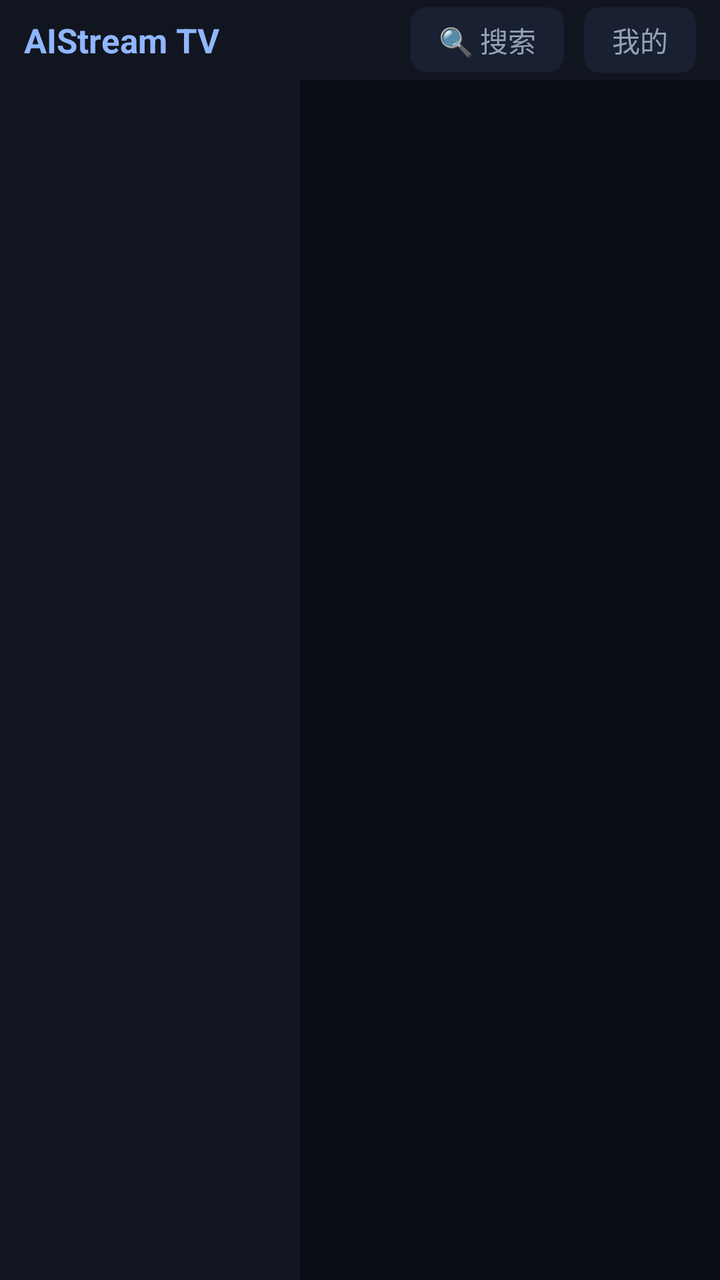
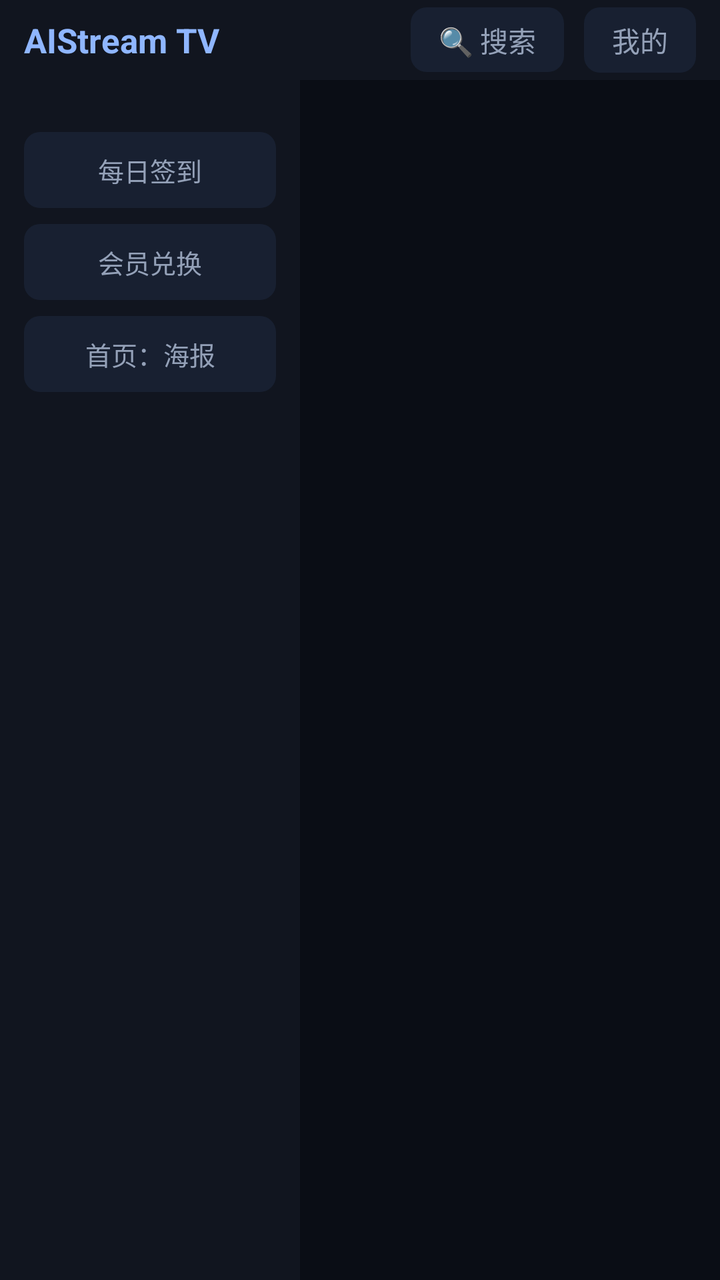

Before-and-after screenshots of an Android layout around one commit, followed by the original layout XML and the change that was made.
<!-- AndroidManifest.xml: application theme Theme.AIStreamTV -->
<!-- res/layout/activity_main.xml -->
<?xml version="1.0" encoding="utf-8"?>
<LinearLayout xmlns:android="http://schemas.android.com/apk/res/android"
    android:layout_width="match_parent"
    android:layout_height="match_parent"
    android:background="@color/bg"
    android:orientation="vertical">

    
    <LinearLayout
        android:id="@+id/header"
        android:layout_width="match_parent"
        android:layout_height="@dimen/header_h"
        android:background="@color/bg_rail"
        android:gravity="center_vertical"
        android:orientation="horizontal"
        android:paddingStart="@dimen/page_pad"
        android:paddingEnd="@dimen/page_pad">

        <TextView
            android:id="@+id/tvBrand"
            android:layout_width="wrap_content"
            android:layout_height="wrap_content"
            android:ellipsize="end"
            android:maxLines="1"
            android:text="@string/app_name"
            android:textColor="@color/accent_soft"
            android:textSize="@dimen/brand_size"
            android:textStyle="bold" />

        <View
            android:layout_width="0dp"
            android:layout_height="1dp"
            android:layout_weight="1" />

        <TextView
            android:id="@+id/btnSearch"
            style="@style/AIStream.FocusItem"
            android:layout_width="wrap_content"
            android:layout_height="wrap_content"
            android:background="@drawable/bg_chip"
            android:paddingStart="14dp"
            android:paddingEnd="14dp"
            android:paddingTop="6dp"
            android:paddingBottom="6dp"
            android:text="🔍 搜索"
            android:textColor="@color/fg_dim"
            android:textSize="14sp" />

        <TextView
            android:id="@+id/btnMe"
            style="@style/AIStream.FocusItem"
            android:layout_width="wrap_content"
            android:layout_height="wrap_content"
            android:layout_marginStart="10dp"
            android:background="@drawable/bg_chip"
            android:paddingStart="14dp"
            android:paddingEnd="14dp"
            android:paddingTop="6dp"
            android:paddingBottom="6dp"
            android:text="我的"
            android:textColor="@color/fg_dim"
            android:textSize="14sp" />

    </LinearLayout>

    <LinearLayout
        android:layout_width="match_parent"
        android:layout_height="0dp"
        android:layout_weight="1"
        android:orientation="horizontal">

        
        <LinearLayout
            android:id="@+id/rail"
            android:layout_width="@dimen/rail_width"
            android:layout_height="match_parent"
            android:background="@color/bg_rail"
            android:orientation="vertical"
            android:paddingStart="12dp"
            android:paddingTop="16dp"
            android:paddingEnd="12dp" />

        <FrameLayout
            android:id="@+id/content"
            android:layout_width="0dp"
            android:layout_height="match_parent"
            android:layout_weight="1" />

    </LinearLayout>

</LinearLayout>
<!-- resources referenced by this layout -->
<resources>
  <color name="accent_soft">#FF8FB6FF</color>
  <color name="bg">#FF0A0D15</color>
  <color name="bg_rail">#FF11151F</color>
  <color name="fg_dim">#FF94A1B8</color>
  <dimen name="brand_size">17sp</dimen>
  <dimen name="header_h">40dp</dimen>
  <dimen name="page_pad">12dp</dimen>
  <dimen name="rail_width">150dp</dimen>
  <!-- drawable bg_chip (drawable) -->
  <?xml version="1.0" encoding="utf-8"?>
  <shape xmlns:android="http://schemas.android.com/apk/res/android" android:shape="rectangle">
      <solid android:color="@color/bg_card" />
      <corners android:radius="8dp" />
  </shape>
  <string name="app_name">AIStream TV</string>
  <style name="AIStream.FocusItem" parent="">
          <item name="android:focusable">true</item>
          <item name="android:focusableInTouchMode">true</item>
          <item name="android:clickable">true</item>
      </style>
  <style name="Theme.AIStreamTV" parent="Theme.AppCompat.NoActionBar">
          <item name="android:windowBackground">@color/bg</item>
          <item name="android:colorBackground">@color/bg</item>
          <item name="android:textColorPrimary">@color/fg</item>
          <item name="android:textColorSecondary">@color/fg_dim</item>
          <item name="android:windowNoTitle">true</item>
          <item name="colorAccent">@color/accent</item>
          <item name="android:colorControlActivated">@color/accent</item>
      </style>
  <color name="bg_card">#FF182031</color>
  <color name="fg">#FFEDF1F8</color>
  <color name="accent">#FF4C8DFF</color>
</resources>

<!-- the commit's change to res/layout/activity_main.xml (unified diff, before → after) -->
@@ -78,7 +78,53 @@
             android:orientation="vertical"
             android:paddingStart="12dp"
             android:paddingTop="16dp"
-            android:paddingEnd="12dp" />
+            android:paddingEnd="12dp">
+
+            
+            <LinearLayout
+                android:layout_width="match_parent"
+                android:layout_height="wrap_content"
+                android:orientation="vertical"
+                android:paddingTop="10dp">
+
+                <TextView
+                    android:id="@+id/btnQuickCheckin"
+                    style="@style/AIStream.FocusItem"
+                    android:layout_width="match_parent"
+                    android:layout_height="38dp"
+                    android:background="@drawable/bg_chip"
+                    android:gravity="center"
+                    android:text="每日签到"
+                    android:textColor="@color/fg_dim"
+                    android:textSize="13sp" />
+
+                <TextView
+                    android:id="@+id/btnQuickRedeem"
+                    style="@style/AIStream.FocusItem"
+                    android:layout_width="match_parent"
+                    android:layout_height="38dp"
+                    android:layout_marginTop="8dp"
+                    android:background="@drawable/bg_chip"
+                    android:gravity="center"
+                    android:text="会员兑换"
+                    android:textColor="@color/fg_dim"
+                    android:textSize="13sp" />
+
+                <TextView
+                    android:id="@+id/btnQuickHero"
+                    style="@style/AIStream.FocusItem"
+                    android:layout_width="match_parent"
+                    android:layout_height="38dp"
+                    android:layout_marginTop="8dp"
+                    android:background="@drawable/bg_chip"
+                    android:gravity="center"
+                    android:text="首页：海报"
+                    android:textColor="@color/fg_dim"
+                    android:textSize="13sp" />
+
+            </LinearLayout>
+
+        </LinearLayout>
 
         <FrameLayout
             android:id="@+id/content"
